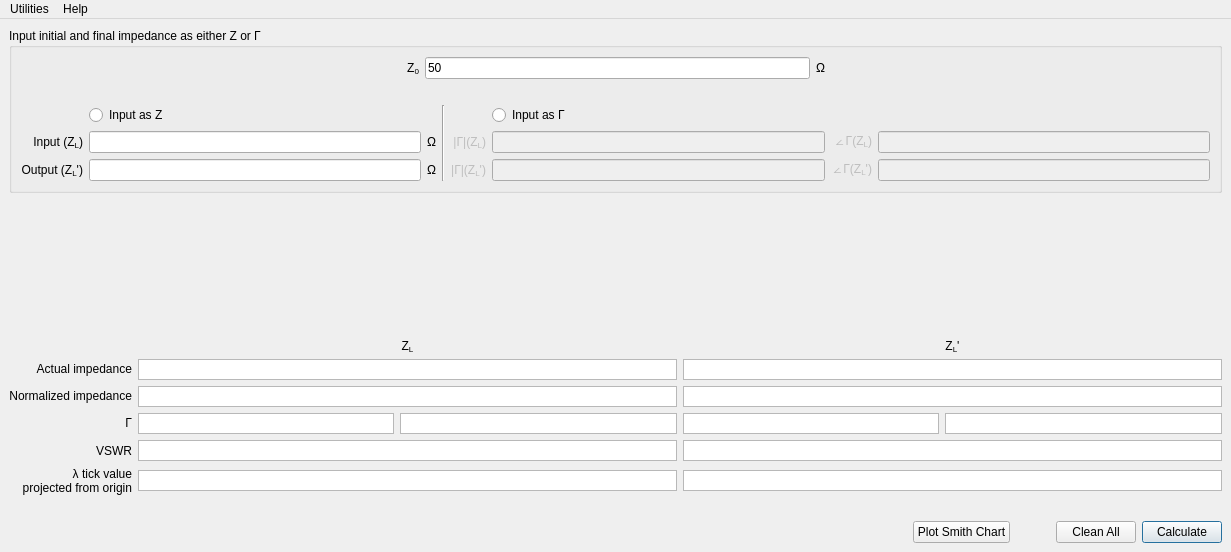
Qt form ui/smith_chart.ui (urbanij/syRF) before a commit.
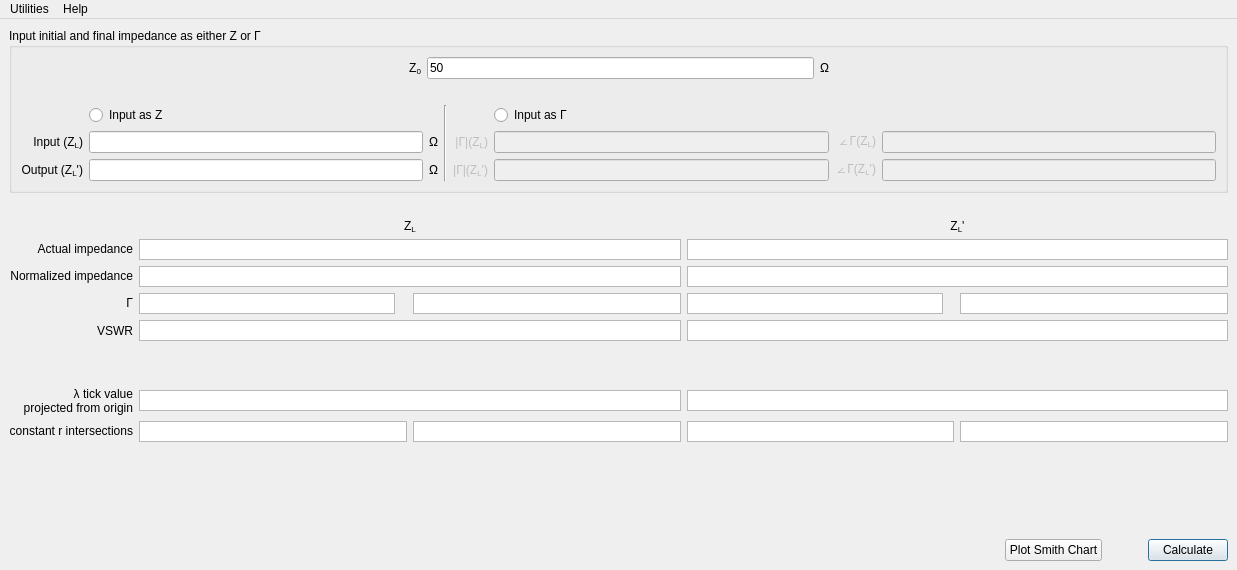
The same form after that commit.

Commit message: smith matching: added intersection between constant Γ circle and r=1 circle in the form of (1+jx) so that you can see the reactance value to use at a glance.

Patch:
```diff
--- a/ui/smith_chart.ui
+++ b/ui/smith_chart.ui
@@ -7,17 +7,15 @@
    <rect>
     <x>0</x>
     <y>0</y>
-    <width>1231</width>
-    <height>552</height>
+    <width>1237</width>
+    <height>570</height>
    </rect>
   </property>
   <property name="windowTitle">
    <string notr="true">Smith Chart</string>
   </property>
   <widget class="QWidget" name="centralwidget">
-   <layout class="QGridLayout" name="gridLayout">
-    <item row="0" column="0">
-     <layout class="QVBoxLayout" name="verticalLayout_18">
+   <layout class="QVBoxLayout" name="verticalLayout">
       <item>
        <widget class="QGroupBox" name="groupBox_6">
         <property name="title">
@@ -295,47 +293,79 @@
        </widget>
       </item>
       <item>
-       <spacer name="verticalSpacer_17">
+     <spacer name="verticalSpacer_9">
         <property name="orientation">
          <enum>Qt::Vertical</enum>
         </property>
         <property name="sizeType">
-         <enum>QSizePolicy::Expanding</enum>
+       <enum>QSizePolicy::Fixed</enum>
         </property>
         <property name="sizeHint" stdset="0">
          <size>
           <width>20</width>
-          <height>40</height>
+        <height>20</height>
          </size>
         </property>
        </spacer>
       </item>
       <item>
        <layout class="QGridLayout" name="gridLayout_11">
-        <item row="0" column="3" colspan="2">
-         <widget class="QLabel" name="label_100">
+      <item row="7" column="0">
+       <widget class="QLabel" name="label_98">
           <property name="sizePolicy">
-           <sizepolicy hsizetype="Expanding" vsizetype="Fixed">
+         <sizepolicy hsizetype="Minimum" vsizetype="Fixed">
             <horstretch>0</horstretch>
             <verstretch>0</verstretch>
            </sizepolicy>
           </property>
-          <property name="maximumSize">
-           <size>
-            <width>16777215</width>
-            <height>21</height>
-           </size>
-          </property>
           <property name="text">
-           <string>&lt;html&gt;&lt;head/&gt;&lt;body&gt;&lt;p&gt;Z&lt;span style=&quot; vertical-align:sub;&quot;&gt;L&lt;/span&gt;'&lt;/p&gt;&lt;/body&gt;&lt;/html&gt;</string>
+         <string>&lt;html&gt;&lt;head/&gt;&lt;body&gt;&lt;p&gt;constant r intersections&lt;/p&gt;&lt;/body&gt;&lt;/html&gt;</string>
           </property>
           <property name="alignment">
-           <set>Qt::AlignCenter</set>
+         <set>Qt::AlignRight|Qt::AlignTrailing|Qt::AlignVCenter</set>
           </property>
          </widget>
         </item>
-        <item row="5" column="3" colspan="2">
-         <widget class="QTextBrowser" name="lambda_tick_zout_box">
+      <item row="7" column="4">
+       <widget class="QTextBrowser" name="zout_constant_r_int2_box">
+        <property name="sizePolicy">
+         <sizepolicy hsizetype="MinimumExpanding" vsizetype="Expanding">
+          <horstretch>0</horstretch>
+          <verstretch>0</verstretch>
+         </sizepolicy>
+        </property>
+        <property name="maximumSize">
+         <size>
+          <width>16777215</width>
+          <height>21</height>
+         </size>
+        </property>
+        <property name="verticalScrollBarPolicy">
+         <enum>Qt::ScrollBarAlwaysOff</enum>
+        </property>
+       </widget>
+      </item>
+      <item row="7" column="3">
+       <widget class="QTextBrowser" name="zout_constant_r_int1_box">
+        <property name="sizePolicy">
+         <sizepolicy hsizetype="MinimumExpanding" vsizetype="Expanding">
+          <horstretch>0</horstretch>
+          <verstretch>0</verstretch>
+         </sizepolicy>
+        </property>
+        <property name="maximumSize">
+         <size>
+          <width>16777215</width>
+          <height>21</height>
+         </size>
+        </property>
+        <property name="verticalScrollBarPolicy">
+         <enum>Qt::ScrollBarAlwaysOff</enum>
+        </property>
+       </widget>
+      </item>
+      <item row="7" column="2">
+       <widget class="QTextBrowser" name="zin_constant_r_int2_box">
           <property name="sizePolicy">
            <sizepolicy hsizetype="MinimumExpanding" vsizetype="Expanding">
             <horstretch>0</horstretch>
@@ -410,7 +440,7 @@
           </property>
          </widget>
         </item>
-        <item row="5" column="1" colspan="2">
+      <item row="6" column="1" colspan="2">
          <widget class="QTextBrowser" name="lambda_tick_zin_box">
           <property name="sizePolicy">
            <sizepolicy hsizetype="MinimumExpanding" vsizetype="Expanding">
@@ -467,7 +497,7 @@
           </property>
          </widget>
         </item>
-        <item row="5" column="0">
+      <item row="6" column="0">
          <widget class="QLabel" name="label_97">
           <property name="sizePolicy">
            <sizepolicy hsizetype="Minimum" vsizetype="Fixed">
@@ -610,25 +640,6 @@
           </property>
          </widget>
         </item>
-        <item row="4" column="1" colspan="2">
-         <widget class="QTextBrowser" name="vswr_zin_box">
-          <property name="sizePolicy">
-           <sizepolicy hsizetype="MinimumExpanding" vsizetype="Expanding">
-            <horstretch>0</horstretch>
-            <verstretch>0</verstretch>
-           </sizepolicy>
-          </property>
-          <property name="maximumSize">
-           <size>
-            <width>16777215</width>
-            <height>21</height>
-           </size>
-          </property>
-          <property name="verticalScrollBarPolicy">
-           <enum>Qt::ScrollBarAlwaysOff</enum>
-          </property>
-         </widget>
-        </item>
         <item row="4" column="0">
          <widget class="QLabel" name="label">
           <property name="text">
@@ -658,20 +669,112 @@
           </property>
          </widget>
         </item>
+      <item row="7" column="1">
+       <widget class="QTextBrowser" name="zin_constant_r_int1_box">
+        <property name="sizePolicy">
+         <sizepolicy hsizetype="MinimumExpanding" vsizetype="Expanding">
+          <horstretch>0</horstretch>
+          <verstretch>0</verstretch>
+         </sizepolicy>
+        </property>
+        <property name="maximumSize">
+         <size>
+          <width>16777215</width>
+          <height>21</height>
+         </size>
+        </property>
+        <property name="verticalScrollBarPolicy">
+         <enum>Qt::ScrollBarAlwaysOff</enum>
+        </property>
+       </widget>
+      </item>
+      <item row="4" column="1" colspan="2">
+       <widget class="QTextBrowser" name="vswr_zin_box">
+        <property name="sizePolicy">
+         <sizepolicy hsizetype="MinimumExpanding" vsizetype="Expanding">
+          <horstretch>0</horstretch>
+          <verstretch>0</verstretch>
+         </sizepolicy>
+        </property>
+        <property name="maximumSize">
+         <size>
+          <width>16777215</width>
+          <height>21</height>
+         </size>
+        </property>
+        <property name="verticalScrollBarPolicy">
+         <enum>Qt::ScrollBarAlwaysOff</enum>
+        </property>
+       </widget>
+      </item>
+      <item row="0" column="3" colspan="2">
+       <widget class="QLabel" name="label_100">
+        <property name="sizePolicy">
+         <sizepolicy hsizetype="Expanding" vsizetype="Fixed">
+          <horstretch>0</horstretch>
+          <verstretch>0</verstretch>
+         </sizepolicy>
+        </property>
+        <property name="maximumSize">
+         <size>
+          <width>16777215</width>
+          <height>21</height>
+         </size>
+        </property>
+        <property name="text">
+         <string>&lt;html&gt;&lt;head/&gt;&lt;body&gt;&lt;p&gt;Z&lt;span style=&quot; vertical-align:sub;&quot;&gt;L&lt;/span&gt;'&lt;/p&gt;&lt;/body&gt;&lt;/html&gt;</string>
+        </property>
+        <property name="alignment">
+         <set>Qt::AlignCenter</set>
+        </property>
+       </widget>
+      </item>
+      <item row="6" column="3" colspan="2">
+       <widget class="QTextBrowser" name="lambda_tick_zout_box">
+        <property name="sizePolicy">
+         <sizepolicy hsizetype="MinimumExpanding" vsizetype="Expanding">
+          <horstretch>0</horstretch>
+          <verstretch>0</verstretch>
+         </sizepolicy>
+        </property>
+        <property name="maximumSize">
+         <size>
+          <width>16777215</width>
+          <height>21</height>
+         </size>
+        </property>
+        <property name="verticalScrollBarPolicy">
+         <enum>Qt::ScrollBarAlwaysOff</enum>
+        </property>
+       </widget>
+      </item>
+      <item row="5" column="1">
+       <spacer name="verticalSpacer">
+        <property name="orientation">
+         <enum>Qt::Vertical</enum>
+        </property>
+        <property name="sizeHint" stdset="0">
+         <size>
+          <width>20</width>
+          <height>40</height>
+         </size>
+        </property>
+       </spacer>
+      </item>
        </layout>
       </item>
       <item>
-       <spacer name="verticalSpacer_9">
+     <spacer name="verticalSpacer_17">
         <property name="orientation">
          <enum>Qt::Vertical</enum>
         </property>
         <property name="sizeType">
-         <enum>QSizePolicy::Fixed</enum>
+       <enum>QSizePolicy::Expanding</enum>
         </property>
         <property name="sizeHint" stdset="0">
          <size>
           <width>20</width>
-          <height>20</height>
+        <height>40</height>
          </size>
         </property>
        </spacer>
@@ -714,13 +817,6 @@
           </property>
          </spacer>
         </item>
-        <item>
-         <widget class="QPushButton" name="clean_all_button213">
-          <property name="text">
-           <string>Clean All</string>
-          </property>
-         </widget>
-        </item>
         <item>
          <widget class="QPushButton" name="Calculate_quarter">
           <property name="text">
@@ -734,15 +830,13 @@
        </layout>
       </item>
      </layout>
-    </item>
-   </layout>
   </widget>
   <widget class="QMenuBar" name="menuBar">
    <property name="geometry">
     <rect>
      <x>0</x>
      <y>0</y>
-     <width>1231</width>
+     <width>1237</width>
      <height>22</height>
     </rect>
    </property>
```
Left out of the diff: 1 changed line with no effect on the pictures. Lines whose indentation alone changed are shown as unchanged. The commit also changes 4 other files.
